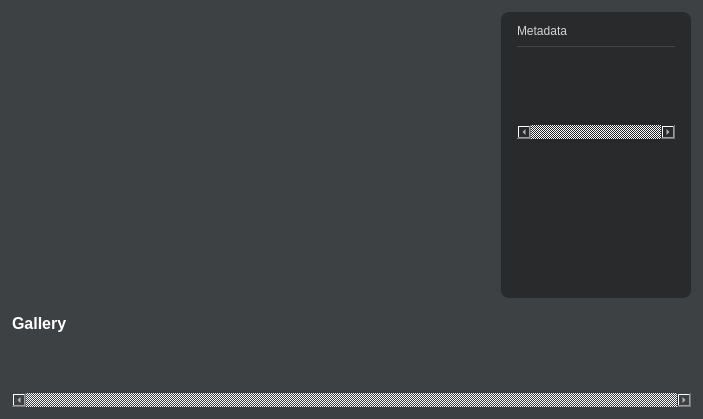
Old version of the form mainwindow.ui in the repository EidosX/Photon.
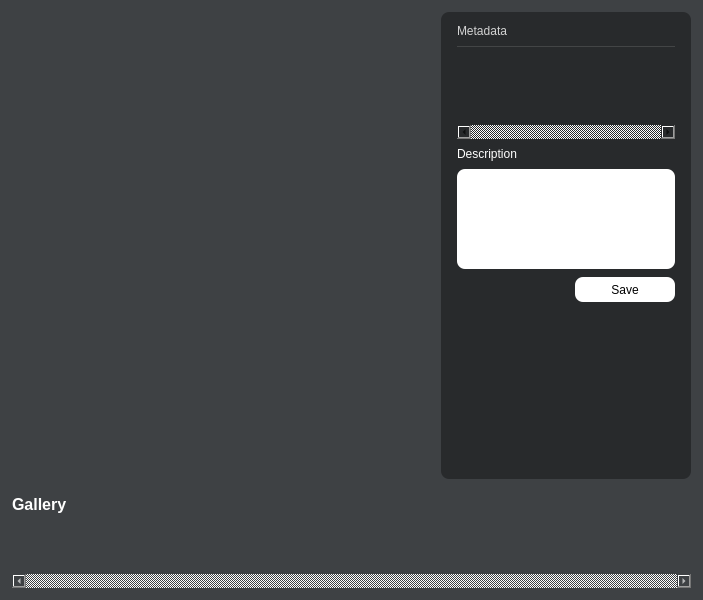
New version of the form. Icons and pictures are not drawn. Custom widgets are drawn as their Qt base class.

Commit message: set minimum sizes

```diff
--- a/mainwindow.ui
+++ b/mainwindow.ui
@@ -7,9 +7,15 @@
     <x>0</x>
     <y>0</y>
     <width>703</width>
-    <height>419</height>
+    <height>600</height>
    </rect>
   </property>
+  <property name="minimumSize">
+   <size>
+    <width>600</width>
+    <height>600</height>
+   </size>
+  </property>
   <property name="palette">
    <palette>
     <active>
@@ -483,15 +489,22 @@
       </item>
       <item>
        <widget class="QWidget" name="listWidget" native="true">
+        <property name="minimumSize">
+         <size>
+          <width>250</width>
+          <height>0</height>
+         </size>
+        </property>
         <property name="maximumSize">
          <size>
-          <width>190</width>
+          <width>250</width>
           <height>16777215</height>
          </size>
         </property>
         <property name="styleSheet">
          <string notr="true">background-color: #282A2C;
 border-radius: 8px;
+color:black;
 </string>
         </property>
         <layout class="QVBoxLayout" name="verticalLayout_3">
@@ -733,7 +746,7 @@
              <rect>
               <x>0</x>
               <y>0</y>
-              <width>158</width>
+              <width>218</width>
               <height>32</height>
              </rect>
             </property>
@@ -776,6 +789,56 @@
            </widget>
           </widget>
          </item>
+         <item>
+          <widget class="QLabel" name="label">
+           <property name="styleSheet">
+            <string notr="true">color: white;
+</string>
+           </property>
+           <property name="text">
+            <string>Description</string>
+           </property>
+          </widget>
+         </item>
+         <item>
+          <widget class="QPlainTextEdit" name="descField">
+           <property name="maximumSize">
+            <size>
+             <width>16777215</width>
+             <height>100</height>
+            </size>
+           </property>
+           <property name="styleSheet">
+            <string notr="true">background-color:white;</string>
+           </property>
+          </widget>
+         </item>
+         <item>
+          <widget class="QPushButton" name="pushButton">
+           <property name="minimumSize">
+            <size>
+             <width>100</width>
+             <height>25</height>
+            </size>
+           </property>
+           <property name="maximumSize">
+            <size>
+             <width>100</width>
+             <height>25</height>
+            </size>
+           </property>
+           <property name="layoutDirection">
+            <enum>Qt::RightToLeft</enum>
+           </property>
+           <property name="styleSheet">
+            <string notr="true">background-color : white;
+color: black;</string>
+           </property>
+           <property name="text">
+            <string>Save</string>
+           </property>
+          </widget>
+         </item>
          <item>
           <spacer name="verticalSpacer">
            <property name="orientation">
@@ -883,7 +946,7 @@
          <x>0</x>
          <y>0</y>
          <width>679</width>
-         <height>32</height>
+         <height>28</height>
         </rect>
        </property>
        <layout class="QHBoxLayout" name="carouselLayout">
```
The commit also changes 3 other files.
